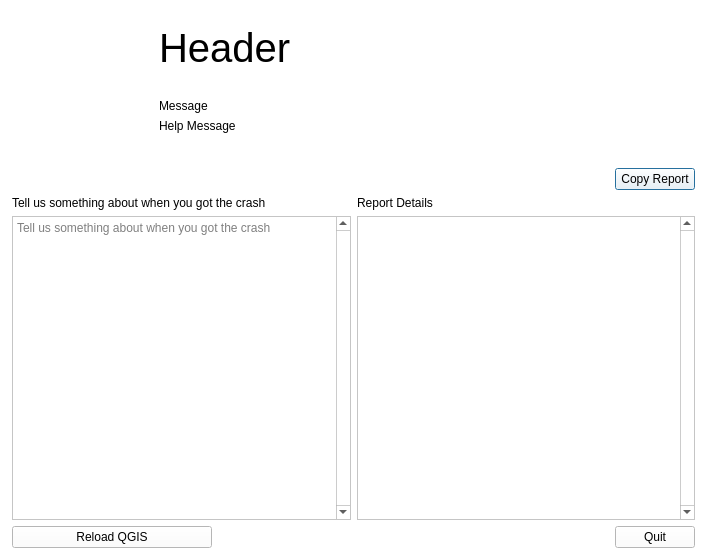
The window that src/crashhandler/qgscrashdialog.ui (carsmie/QGIS) describes before a commit, drawn with Qt 5.
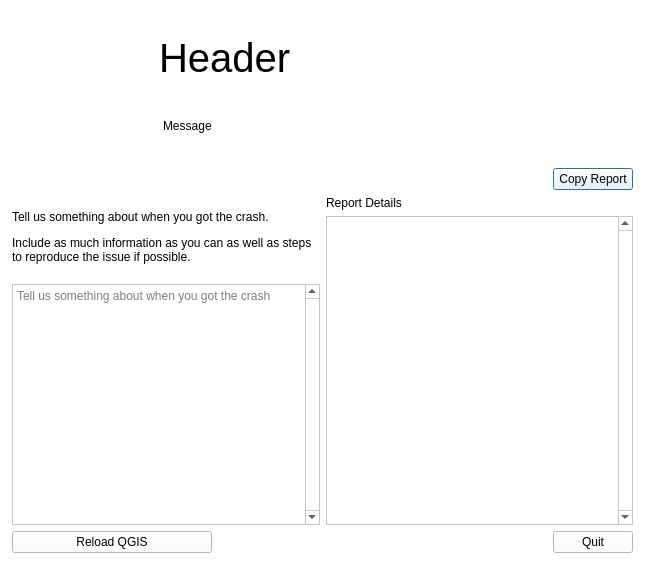
The same window after the commit. Icons and pictures are not drawn.

Commit message:
Show message when stack trace can't be generated from  missing symbols (#31516)
* [crash handler] Show message when stack trace can't be generated from missing symbols

* [crash handler] Tweak wording on crash dialog

* [crash handler] Fix wording spaces on dialog

* [crash handler] add more wording for report details

* [crash handler] Grammer fix

* [crash handler] grammer fixes

Patch:
```diff
--- a/src/crashhandler/qgscrashdialog.ui
+++ b/src/crashhandler/qgscrashdialog.ui
@@ -6,8 +6,8 @@
    <rect>
     <x>0</x>
     <y>0</y>
-    <width>707</width>
-    <height>560</height>
+    <width>645</width>
+    <height>565</height>
    </rect>
   </property>
   <property name="palette">
@@ -473,23 +473,23 @@
       </item>
       <item row="1" column="0">
        <layout class="QGridLayout" name="gridLayout_2">
-        <item row="0" column="0">
-         <widget class="QLabel" name="label">
+        <item row="1" column="2">
+         <widget class="QTextEdit" name="mReportDetailsText">
           <property name="sizePolicy">
-           <sizepolicy hsizetype="Preferred" vsizetype="Maximum">
+           <sizepolicy hsizetype="Expanding" vsizetype="Preferred">
             <horstretch>0</horstretch>
             <verstretch>0</verstretch>
            </sizepolicy>
           </property>
-          <property name="text">
-           <string>Tell us something about when you got the crash</string>
+          <property name="verticalScrollBarPolicy">
+           <enum>Qt::ScrollBarAlwaysOn</enum>
           </property>
-          <property name="wordWrap">
+          <property name="readOnly">
            <bool>true</bool>
           </property>
          </widget>
         </item>
-        <item row="0" column="1">
+        <item row="0" column="2">
          <widget class="QLabel" name="label_3">
           <property name="sizePolicy">
            <sizepolicy hsizetype="Preferred" vsizetype="Maximum">
@@ -505,7 +505,31 @@
           </property>
          </widget>
         </item>
-        <item row="1" column="0">
+        <item row="0" column="0" rowspan="2">
+         <layout class="QVBoxLayout" name="verticalLayout_2">
+          <property name="leftMargin">
+           <number>0</number>
+          </property>
+          <property name="topMargin">
+           <number>0</number>
+          </property>
+          <item>
+           <widget class="QLabel" name="label">
+            <property name="sizePolicy">
+             <sizepolicy hsizetype="Preferred" vsizetype="Maximum">
+              <horstretch>0</horstretch>
+              <verstretch>0</verstretch>
+             </sizepolicy>
+            </property>
+            <property name="text">
+             <string>&lt;html&gt;&lt;head/&gt;&lt;body&gt;&lt;p&gt;Tell us something about when you got the crash.&lt;/p&gt;&lt;p&gt;Include as much information as you can as well as steps to reproduce the issue if possible.&lt;/p&gt;&lt;/body&gt;&lt;/html&gt;</string>
+            </property>
+            <property name="wordWrap">
+             <bool>true</bool>
+            </property>
+           </widget>
+          </item>
+          <item>
          <widget class="QPlainTextEdit" name="mUserFeedbackText">
           <property name="sizePolicy">
            <sizepolicy hsizetype="Expanding" vsizetype="Preferred">
@@ -524,21 +548,7 @@
           </property>
          </widget>
         </item>
-        <item row="1" column="1">
-         <widget class="QTextEdit" name="mReportDetailsText">
-          <property name="sizePolicy">
-           <sizepolicy hsizetype="Expanding" vsizetype="Preferred">
-            <horstretch>0</horstretch>
-            <verstretch>0</verstretch>
-           </sizepolicy>
-          </property>
-          <property name="verticalScrollBarPolicy">
-           <enum>Qt::ScrollBarAlwaysOn</enum>
-          </property>
-          <property name="readOnly">
-           <bool>true</bool>
-          </property>
-         </widget>
+         </layout>
         </item>
        </layout>
       </item>
@@ -596,14 +606,11 @@
         <font>
          <family>MS Shell Dlg 2</family>
          <pointsize>30</pointsize>
-         <weight>9</weight>
+         <weight>50</weight>
          <italic>false</italic>
          <bold>false</bold>
         </font>
        </property>
-       <property name="styleSheet">
-        <string notr="true">font: 75 30pt &quot;MS Shell Dlg 2&quot;;</string>
-       </property>
        <property name="text">
         <string>Header</string>
        </property>
@@ -613,6 +620,11 @@
       </widget>
      </item>
      <item>
+      <layout class="QVBoxLayout" name="verticalLayout_3">
+       <property name="leftMargin">
+        <number>4</number>
+       </property>
+       <item>
       <widget class="QLabel" name="mCrashMessage">
        <property name="sizePolicy">
         <sizepolicy hsizetype="Preferred" vsizetype="Maximum">
@@ -628,21 +640,7 @@
        </property>
       </widget>
      </item>
-     <item>
-      <widget class="QLabel" name="mHelpLabel">
-       <property name="sizePolicy">
-        <sizepolicy hsizetype="Preferred" vsizetype="Maximum">
-         <horstretch>0</horstretch>
-         <verstretch>0</verstretch>
-        </sizepolicy>
-       </property>
-       <property name="text">
-        <string>Help Message</string>
-       </property>
-       <property name="wordWrap">
-        <bool>true</bool>
-       </property>
-      </widget>
+      </layout>
      </item>
      <item>
       <spacer name="verticalSpacer_3">
```
Lines whose indentation alone changed are shown as unchanged. The commit also changes 2 other files.
